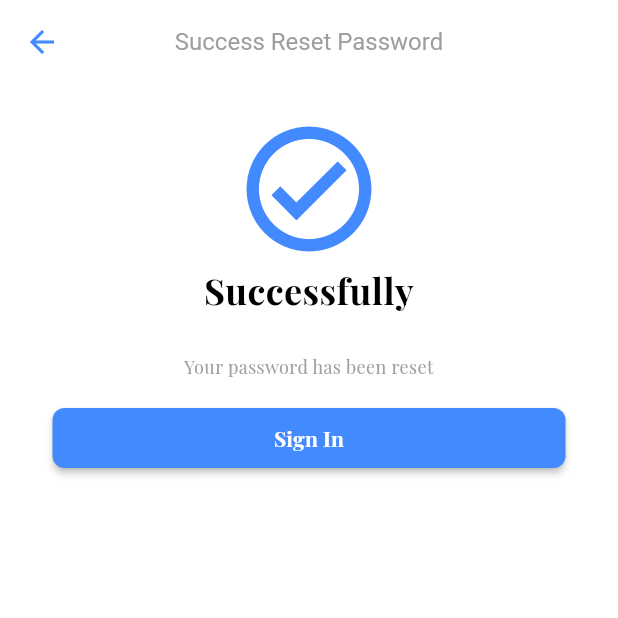
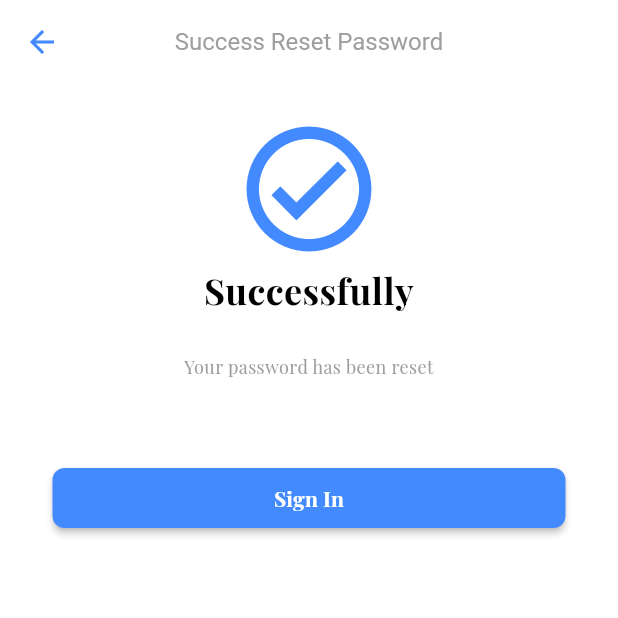
Before and after one commit to mostafamahm0ud/ecommerce_userapp, a Flutter app: the SuccessResetPasswordSuccess screen opened by its route, on a phone screen of 412 x 824 dp, the top half of it. Run offline on Flutter 3.47's test engine with Material 3 defaults, Android fonts, the phone set to English and light mode, and no system bars; our stand-ins replace cached_network_image, dartz, flutter_otp_text_field, flutter_svg, geolocator, get and 3 more; accounts and stored records are empty; project files that could hold a hidden picture were left out.

```diff
--- a/lib/views/screen/Auth/forget_password/success_reset_password_screen.dart
+++ b/lib/views/screen/Auth/forget_password/success_reset_password_screen.dart
@@ -33,7 +33,7 @@ class SuccessResetPasswordSuccess extends StatelessWidget {
                     header: 'Successfully',
                     content: 'Your password has been reset',
                   ),
-                  const Spacer(),
+                  const SizedBox(height: 40),
                   CustomButtonAuth(
                     buttonTo: 'Sign In',
                     buttonColor: AppColors.primaryColor,
--- a/lib/views/screen/Auth/success_sign_up_screen.dart
+++ b/lib/views/screen/Auth/success_sign_up_screen.dart
@@ -34,7 +34,7 @@ class SuccessSignUpScreen extends StatelessWidget {
                     header: 'Successfully',
                     content: 'Your account has been created',
                   ),
-                  const Spacer(),
+                  const SizedBox(height: 40),
                   CustomButtonAuth(
                     buttonTo: 'Sign In',
                     buttonColor: AppColors.primaryColor,
```
Also changed, not shown: 1 other file.
